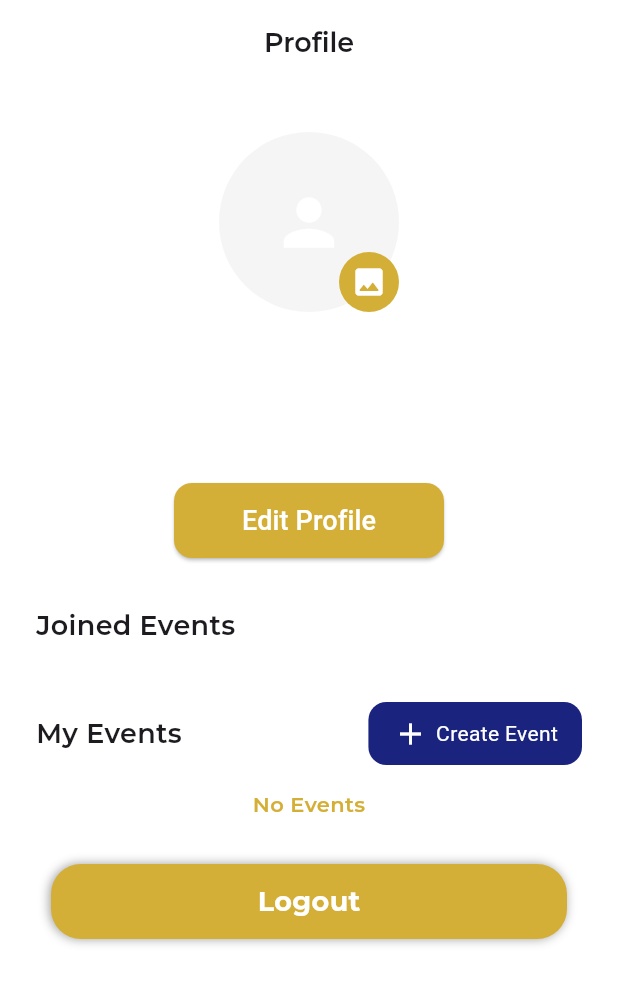
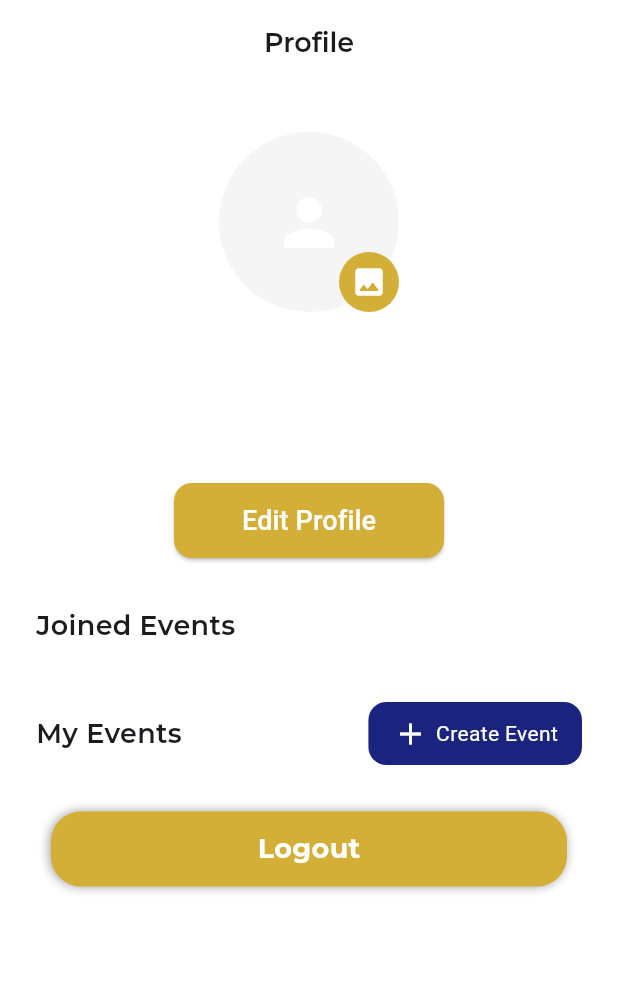
Before and after one commit to NizzCorp-O/eventivo, a Flutter app: the ProfileScreen screen opened directly, on a phone screen of 412 x 824 dp. Shown: the top 984 px of the screen. Run offline on Flutter 3.47's test engine with Material 3 defaults, Android fonts, the phone set to English and light mode, and no system bars; our stand-ins replace bloc, cloud_firestore, firebase_auth, firebase_core, firebase_storage, flutter_bloc and 4 more; missing offline and left inert: dart:ffi, mobile_scanner, razorpay_flutter; accounts and stored records are empty.

Commit message:
update  profile screen

```diff
--- a/lib/features/Events/Presentation/screens/participant_dashboard.dart/profile_screen.dart
+++ b/lib/features/Events/Presentation/screens/participant_dashboard.dart/profile_screen.dart
@@ -282,7 +282,6 @@ class _ProfileScreenState extends State<ProfileScreen> {
                     ),
                   ],
                 ),
-                const SizedBox(height: 16),
 
                 BlocConsumer<EventBloc, EventState>(
                   listener: (context, state) {},
@@ -295,28 +294,18 @@ class _ProfileScreenState extends State<ProfileScreen> {
                         ),
                       );
                     }
+
                     if (state is MyEventFetched) {
                       if (state.myevents.isEmpty) {
-                        return Column(
-                          mainAxisAlignment: MainAxisAlignment.center,
-                          children: [
-                            Center(
-                              child: Text(
-                                "No Events",
-                                style: TextStyle(
-                                  color: ColorConstant.GradientColor1,
-                                  fontWeight: FontWeight.w600,
-                                  fontFamily: CustomFontss.fontFamily,
-                                ),
-                              ),
-                            ),
-                          ],
-                        );
+                        return Text("");
                       }
+
                       return Column(
                         children: List.generate(
                           state.myevents.length,
-                          (index) => My_Events(
+                          (index) => Padding(
+                            padding: const EdgeInsets.only(top: 10, bottom: 10),
+                            child: My_Events(
                               title: state.myevents[index].name,
                               URL: state.myevents[index].imageUrls[0],
                               date: state.myevents[index].date,
@@ -339,9 +328,12 @@ class _ProfileScreenState extends State<ProfileScreen> {
                                           state.myevents[index].offerPrice,
                                       event: state.myevents[index],
                                       myeventId: state.myevents[index].id,
-                                    itemcount:
-                                        state.myevents[index].imageUrls.length,
-                                    imageUrls: state.myevents[index].imageUrls,
+                                      itemcount: state
+                                          .myevents[index]
+                                          .imageUrls
+                                          .length,
+                                      imageUrls:
+                                          state.myevents[index].imageUrls,
                                       title: state.myevents[index].name,
                                       URL: state.myevents[index].imageUrls.last,
                                       AvailableSlote:
@@ -355,13 +347,12 @@ class _ProfileScreenState extends State<ProfileScreen> {
                               ),
                             ),
                           ),
+                        ),
                       );
                     }
                     return const Text("Only admin can create Event");
                   },
                 ),
-
-                const SizedBox(height: 20),
 
                 Center(
                   child: InkWell(
```
Lines whose indentation alone changed are shown as unchanged.
